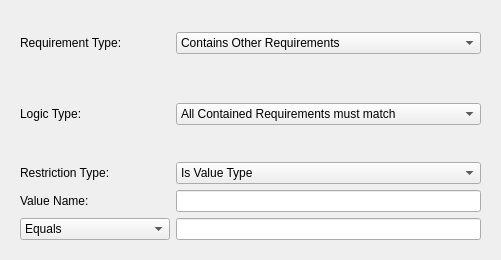
Above: solid/solid-actions-kcm/solid-action-edit-predicate.ui from RJVB/kdm5.prev before the change. Below: the same form after it.
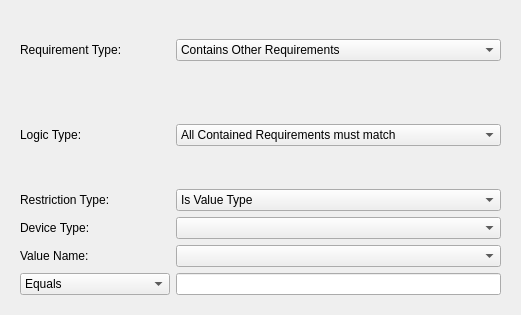
That is the form after the change. Custom widgets are drawn as their Qt base class.

Commit message: Add support for setting the device type and value from combo boxes

The edit to the form file:
```diff
--- a/solid/solid-actions-kcm/solid-action-edit-predicate.ui
+++ b/solid/solid-actions-kcm/solid-action-edit-predicate.ui
@@ -5,8 +5,8 @@
    <rect>
     <x>0</x>
     <y>0</y>
-    <width>501</width>
-    <height>260</height>
+    <width>521</width>
+    <height>315</height>
    </rect>
   </property>
   <layout class="QGridLayout" name="gridLayout_4" >
@@ -193,16 +193,23 @@
            </size>
           </property>
           <property name="text" >
-           <string>Value Name:</string>
+           <string>Device Type:</string>
           </property>
          </widget>
         </item>
         <item row="0" column="1" >
-         <widget class="KLineEdit" name="LeRestrictionValue" />
+         <widget class="KComboBox" name="CbRestrictionDeviceType" >
+          <property name="sizePolicy" >
+           <sizepolicy vsizetype="Fixed" hsizetype="Expanding" >
+            <horstretch>0</horstretch>
+            <verstretch>0</verstretch>
+           </sizepolicy>
+          </property>
+         </widget>
         </item>
        </layout>
       </item>
-      <item row="2" column="0" >
+      <item row="3" column="0" >
        <layout class="QGridLayout" name="GlRestrictionRequirement" >
         <item row="0" column="0" >
          <widget class="KComboBox" name="CbRestrictionRequirement" >
@@ -241,6 +248,45 @@
         </item>
        </layout>
       </item>
+      <item row="2" column="0" >
+       <layout class="QGridLayout" name="GlRestrictionDeviceValue" >
+        <item row="0" column="0" >
+         <widget class="QLabel" name="LblRestrictionDeviceValue" >
+          <property name="sizePolicy" >
+           <sizepolicy vsizetype="Preferred" hsizetype="Maximum" >
+            <horstretch>0</horstretch>
+            <verstretch>0</verstretch>
+           </sizepolicy>
+          </property>
+          <property name="minimumSize" >
+           <size>
+            <width>150</width>
+            <height>0</height>
+           </size>
+          </property>
+          <property name="maximumSize" >
+           <size>
+            <width>150</width>
+            <height>16777215</height>
+           </size>
+          </property>
+          <property name="text" >
+           <string>Value Name:</string>
+          </property>
+         </widget>
+        </item>
+        <item row="0" column="1" >
+         <widget class="KComboBox" name="CbRestrictionDeviceValue" >
+          <property name="sizePolicy" >
+           <sizepolicy vsizetype="Fixed" hsizetype="Expanding" >
+            <horstretch>0</horstretch>
+            <verstretch>0</verstretch>
+           </sizepolicy>
+          </property>
+         </widget>
+        </item>
+       </layout>
+      </item>
      </layout>
     </widget>
    </item>
```
Left out of the diff: 6 changed lines with no effect on the pictures. The commit also changes 14 other files.
